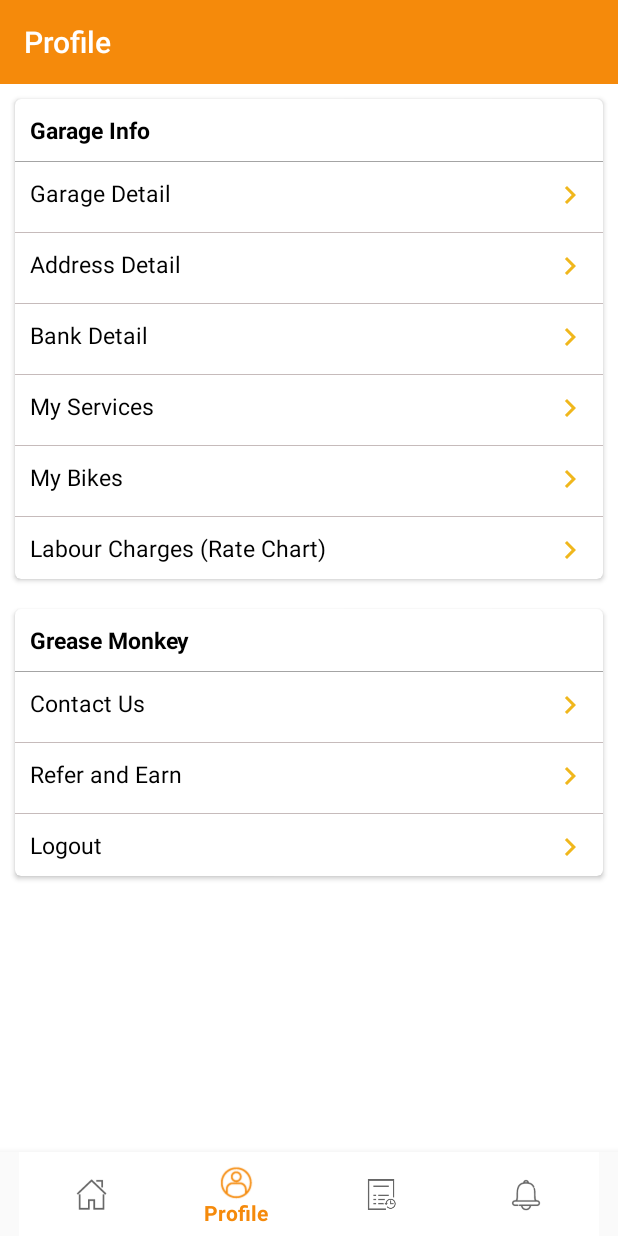
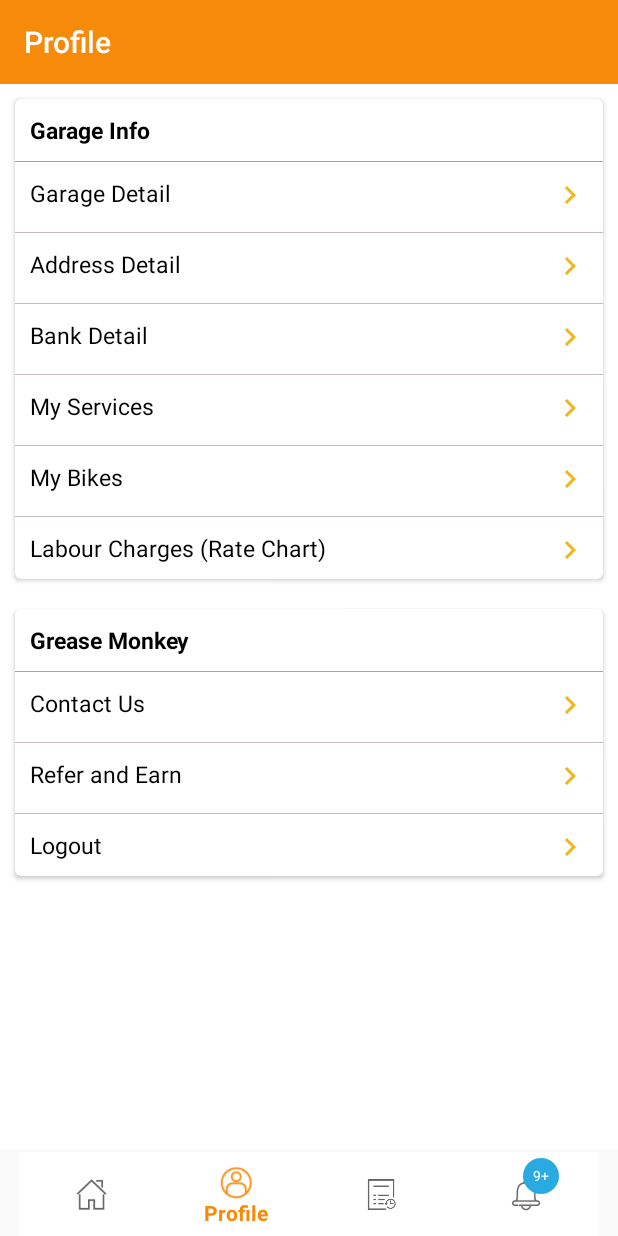
Before and after one commit to BhushanJetha/GreaseMonkeyVendor, an Android app: the DashobardActivity screen opened directly, with no data from a screen before it, item 2 of the bottom bar chosen, on a phone screen of 412 x 824 dp. Run offline under Robolectric (Android 15) with nearby library versions, the phone set to English and light mode, and no system bars; our stand-ins replace Volley; network calls fail.

```diff
--- a/app/build.gradle
+++ b/app/build.gradle
@@ -9,8 +9,8 @@ android {
         applicationId "com.greasemonkey.vendor"
         minSdkVersion 23
         targetSdkVersion 28
-        versionCode 14
-        versionName "2.4"
+        versionCode 15
+        versionName "2.5"
         multiDexEnabled true
         testInstrumentationRunner "android.support.test.runner.AndroidJUnitRunner"
     }
--- a/app/src/main/java/com/greasemonkey/vendor/DashobardActivity.java
+++ b/app/src/main/java/com/greasemonkey/vendor/DashobardActivity.java
@@ -2,8 +2,13 @@ package com.greasemonkey.vendor;
 
 
 import android.os.Bundle;
+import android.view.LayoutInflater;
 import android.view.MenuItem;
+import android.view.View;
+import android.widget.TextView;
 
+import com.google.android.material.bottomnavigation.BottomNavigationItemView;
+import com.google.android.material.bottomnavigation.BottomNavigationMenuView;
 import com.google.android.material.bottomnavigation.BottomNavigationView;
 import com.greasemonkey.vendor.fragments.AccountFragment;
 import com.greasemonkey.vendor.fragments.HomeFragment;
@@ -20,7 +25,8 @@ import androidx.fragment.app.FragmentTransaction;
 public class DashobardActivity extends AppCompatActivity {
 
     private Toolbar toolbar;
-
+    BottomNavigationView navigation;
+    TextView tv;
     @Override
     protected void onCreate(Bundle savedInstanceState) {
         super.onCreate(savedInstanceState);
@@ -31,8 +37,20 @@ public class DashobardActivity extends AppCompatActivity {
         getSupportActionBar().setTitle("Home");
 
         loadFragment(new HomeFragment());
-        BottomNavigationView navigation = (BottomNavigationView) findViewById(R.id.navigation);
+        navigation = (BottomNavigationView) findViewById(R.id.navigation);
         navigation.setOnNavigationItemSelectedListener(mOnNavigationItemSelectedListener);
+
+
+        BottomNavigationMenuView bottomNavigationMenuView =
+                (BottomNavigationMenuView) navigation.getChildAt(0);
+        View v = bottomNavigationMenuView.getChildAt(3);
+        BottomNavigationItemView itemView = (BottomNavigationItemView) v;
+
+        View badge = LayoutInflater.from(this)
+                .inflate(R.layout.component_notification_badge, bottomNavigationMenuView, false);
+        tv = badge.findViewById(R.id.notificationsBadgeTextView);
+        //tv.setText("22");
+        itemView.addView(badge);
 
     }
 
@@ -75,4 +93,8 @@ public class DashobardActivity extends AppCompatActivity {
         transaction.addToBackStack(null);
         transaction.commit();
     }
+
+    public void setCount(int count){
+        tv.setText(String.valueOf(count));
+    }
 }
--- a/app/src/main/java/com/greasemonkey/vendor/common/Constant.java
+++ b/app/src/main/java/com/greasemonkey/vendor/common/Constant.java
@@ -7,8 +7,8 @@ public class Constant {
     public static final int GET=0;
     public static final int POST=1;
 
-    public static final String strHost="http://157.245.99.66:9000/";
-    //public static final String strHost="http://157.245.99.66:9001/";
+    //public static final String strHost="http://157.245.99.66:9000/";
+    public static final String strHost="http://157.245.99.66:9001/";
 
     public static final String loginAPI=strHost+"api/vendorLogin";
 
--- a/app/src/main/java/com/greasemonkey/vendor/fragments/HomeFragment.java
+++ b/app/src/main/java/com/greasemonkey/vendor/fragments/HomeFragment.java
@@ -10,6 +10,7 @@ import android.view.ViewGroup;
 import android.widget.CompoundButton;
 import android.widget.LinearLayout;
 import android.widget.Switch;
+import android.widget.TextView;
 import android.widget.Toast;
 
 import com.android.volley.AuthFailureError;
@@ -22,6 +23,9 @@ import com.android.volley.VolleyError;
 import com.android.volley.toolbox.HttpHeaderParser;
 import com.android.volley.toolbox.JsonObjectRequest;
 import com.android.volley.toolbox.Volley;
+import com.google.android.material.bottomnavigation.BottomNavigationItemView;
+import com.google.android.material.bottomnavigation.BottomNavigationMenuView;
+import com.greasemonkey.vendor.DashobardActivity;
 import com.greasemonkey.vendor.R;
 import com.greasemonkey.vendor.common.Constant;
 import com.greasemonkey.vendor.request_detail.RequestDetailActivity;
@@ -39,6 +43,7 @@ import java.util.Map;
 
 import androidx.appcompat.widget.SwitchCompat;
 import androidx.fragment.app.Fragment;
+import androidx.fragment.app.FragmentManager;
 import androidx.recyclerview.widget.LinearLayoutManager;
 import androidx.recyclerview.widget.RecyclerView;
 
@@ -50,6 +55,7 @@ public class HomeFragment extends Fragment {
     private SwitchCompat sShopTodaysStatus, sPickUpDropStatus, sShopTommarowsStatus;
     private LinearLayout llTomorowsStatus;
     private UserPrefManager userPrefManager;
+    private int notificationCount = 0;
 
     @Override
     public View onCreateView(LayoutInflater inflater, ViewGroup container,
@@ -87,6 +93,13 @@ public class HomeFragment extends Fragment {
         }else {
             sShopTommarowsStatus.setChecked(false);
         }
+
+
+       /* TextView tv = view.findViewById(R.id.notificationsBadgeTextView);
+        tv.setText("22");*/
+
+
+
 
         getRequests();
         onClick();
@@ -202,6 +215,9 @@ public class HomeFragment extends Fragment {
                                         String orderStatus = jsonObject1.getString("orderStatus");
 
 
+                                        if(orderStatus.equals("Fresh Order")){
+                                            notificationCount++;
+                                        }
                                         todaysOrdersList.add(new ServiceRequestModel(orderId,userId,serviceType,pickupAndDrop,"-",orderDate,orderTime,userName,orderStatus,gmOrderId));
                                     }
 
@@ -210,6 +226,8 @@ public class HomeFragment extends Fragment {
                                         mRecyclerView.setVisibility(View.VISIBLE);
                                         mAdapter = new ServiceRequestAdapter(todaysOrdersList);
                                         mRecyclerView.setAdapter(mAdapter);
+
+                                        ((DashobardActivity) getActivity()).setCount(notificationCount);
                                         LinearLayoutManager llm = new LinearLayoutManager(getActivity());
                                         mRecyclerView.setLayoutManager(llm);
                                     }
--- a/app/src/main/java/com/greasemonkey/vendor/notification/NotificationAdapter.java
+++ b/app/src/main/java/com/greasemonkey/vendor/notification/NotificationAdapter.java
@@ -36,7 +36,7 @@ public class NotificationAdapter extends RecyclerView.Adapter<NotificationAdapte
 
         try{
            // meuItemViewHolder.tvEstimateAmount.setText(notificationList.get(i).getServiceType());
-            meuItemViewHolder.tvServiceType.setText("Rs. "+notificationList.get(i).getServiceType());
+            meuItemViewHolder.tvServiceType.setText(notificationList.get(i).getServiceType());
             meuItemViewHolder.tvStatus.setText(notificationList.get(i).getOrderStatus());
             meuItemViewHolder.tvDate.setText(notificationList.get(i).getOrderDate());
         }catch (Exception e){
--- a/app/src/main/java/com/greasemonkey/vendor/utility/MyFirebaseMessagingService.java
+++ b/app/src/main/java/com/greasemonkey/vendor/utility/MyFirebaseMessagingService.java
@@ -20,14 +20,16 @@ import com.google.firebase.messaging.RemoteMessage;
 import com.greasemonkey.vendor.BuildConfig;
 import com.greasemonkey.vendor.DashobardActivity;
 import com.greasemonkey.vendor.R;
+
 import androidx.core.app.NotificationCompat;
 
 public class MyFirebaseMessagingService extends FirebaseMessagingService {
 
     @Override
     public void onMessageReceived(RemoteMessage remoteMessage) {
+
         if (remoteMessage.getNotification() != null) {
-            handleNotification(remoteMessage.getNotification().getTitle());
+            handleNotification("Fresh Request");
         }
     }
 
--- /dev/null
+++ b/app/src/main/res/drawable/notification_red_dot.xml
@@ -0,0 +1,10 @@
+<?xml version="1.0" encoding="UTF-8"?>
+<shape
+    xmlns:android="http://schemas.android.com/apk/res/android"
+    android:shape="oval">
+    <solid
+        android:color="@color/colorAccent" />
+    <size
+        android:width="10dp"
+        android:height="10dp" />
+</shape>
--- /dev/null
+++ b/app/src/main/res/layout/component_notification_badge.xml
@@ -0,0 +1,19 @@
+<?xml version="1.0" encoding="UTF-8"?>
+<FrameLayout xmlns:android="http://schemas.android.com/apk/res/android"
+    android:layout_width="match_parent"
+    android:layout_height="match_parent"
+    android:padding="4dp">
+
+    <TextView
+        android:id="@+id/notificationsBadgeTextView"
+        android:layout_width="24dp"
+        android:layout_height="24dp"
+        android:layout_gravity="top|center_horizontal"
+        android:layout_marginStart="10dp"
+        android:layout_marginLeft="10dp"
+        android:background="@drawable/notification_red_dot"
+        android:gravity="center"
+        android:textColor="@color/whiteText"
+        android:text="9+"
+        android:textSize="9dp" />
+</FrameLayout>
```
Also changed, not shown: app/src/main/java/com/greasemonkey/vendor/mobileVerification/MobileVerificationActivity.java (+44 -8 lines), app/src/main/java/com/greasemonkey/vendor/servicing_request/GenerateBillActivity.java (+17 -5 lines), app/src/main/java/com/greasemonkey/vendor/servicing_request/PartChnageRequestActivity.java (+17 -5 lines), app/src/main/java/com/greasemonkey/vendor/servicing_request/RequestStatusActivity.java (+6 -1 lines), 3 other files.
